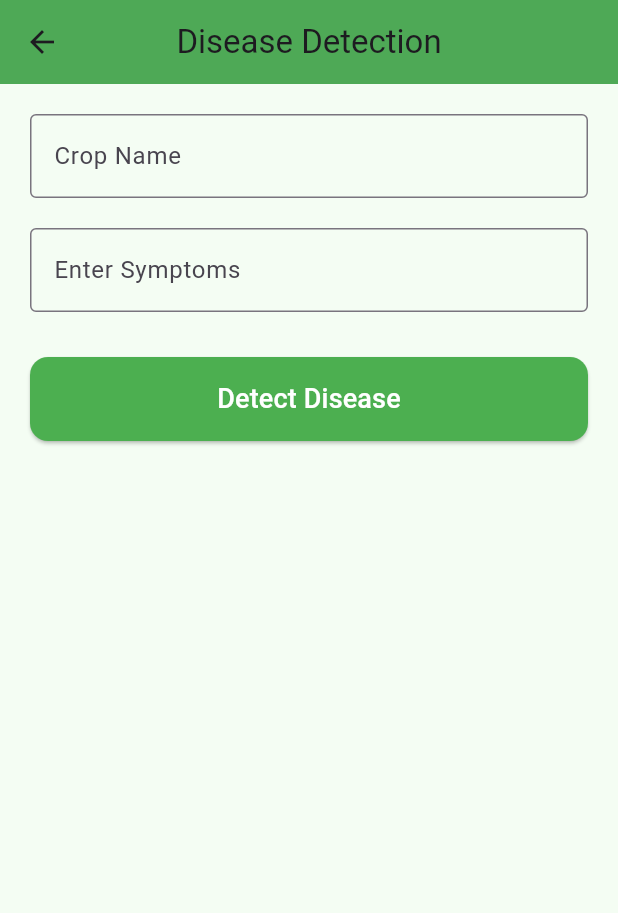
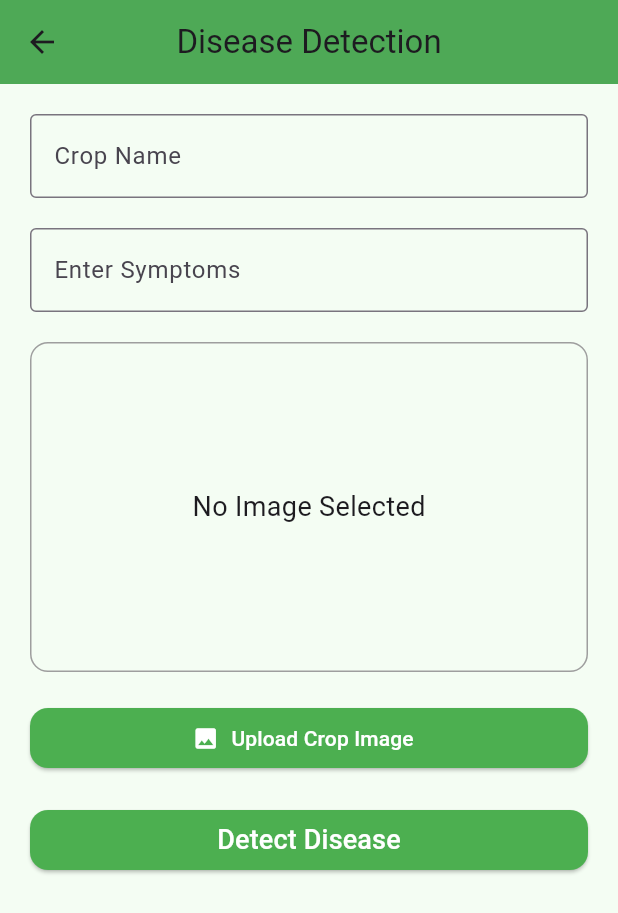
Before and after one commit to Radhakumari718/Krishi-Mitra, a Flutter app: the DiseaseDetectionScreen screen opened directly, on a phone screen of 412 x 824 dp. Shown: the top 913 px of the screen. Run offline on Flutter 3.47's test engine with Material 3 defaults, Android fonts, the phone set to English and light mode, and no system bars; our stand-ins replace image_picker.

Commit message:
Updated disease detection with image upload feature

```diff
--- a/frontend/lib/screens/disease_detection_screen.dart
+++ b/frontend/lib/screens/disease_detection_screen.dart
@@ -1,4 +1,7 @@
+import 'dart:io';
+
 import 'package:flutter/material.dart';
+import 'package:image_picker/image_picker.dart';
 
 class DiseaseDetectionScreen extends StatefulWidget {
   const DiseaseDetectionScreen({super.key});
@@ -17,8 +20,27 @@
   final TextEditingController symptomController =
       TextEditingController();
 
+  File? selectedImage;
+
   String result = "";
   String solution = "";
+
+  Future<void> pickImage() async {
+
+    final pickedFile =
+        await ImagePicker().pickImage(
+      source: ImageSource.gallery,
+    );
+
+    if (pickedFile != null) {
+
+      setState(() {
+
+        selectedImage = File(pickedFile.path);
+
+      });
+    }
+  }
 
   void detectDisease() {
 
@@ -62,7 +84,8 @@
         backgroundColor: Colors.green,
       ),
 
-      body: Padding(
+      body: SingleChildScrollView(
+
         padding: const EdgeInsets.all(20),
 
         child: Column(
@@ -89,23 +112,75 @@
               ),
             ),
 
-            const SizedBox(height: 30),
+            const SizedBox(height: 20),
+
+            selectedImage != null
+
+                ? ClipRRect(
+                    borderRadius:
+                        BorderRadius.circular(12),
+
+                    child: Image.file(
+                      selectedImage!,
+                      height: 220,
+                      width: double.infinity,
+                      fit: BoxFit.cover,
+                    ),
+                  )
+
+                : Container(
+                    height: 220,
+                    width: double.infinity,
+
+                    decoration: BoxDecoration(
+                      borderRadius:
+                          BorderRadius.circular(12),
+
+                      border: Border.all(
+                        color: Colors.grey,
+                      ),
+                    ),
+
+                    child: const Center(
+                      child: Text(
+                        "No Image Selected",
+                        style: TextStyle(
+                          fontSize: 18,
+                        ),
+                      ),
+                    ),
+                  ),
+
+            const SizedBox(height: 20),
+
+            SizedBox(
+              width: double.infinity,
+
+              child: ElevatedButton.icon(
+
+                onPressed: pickImage,
+
+                icon: const Icon(Icons.image),
+
+                label: const Text(
+                  "Upload Crop Image",
+                ),
+              ),
+            ),
+
+            const SizedBox(height: 20),
 
             SizedBox(
               width: double.infinity,
 
               child: ElevatedButton(
+
                 onPressed: detectDisease,
-
-                style: ElevatedButton.styleFrom(
-                  backgroundColor: Colors.green,
-                  padding: const EdgeInsets.all(15),
-                ),
 
                 child: const Text(
                   "Detect Disease",
+
                   style: TextStyle(
-                    color: Colors.white,
                     fontSize: 18,
                   ),
                 ),
@@ -117,6 +192,8 @@
             Text(
               result,
 
+              textAlign: TextAlign.center,
+
               style: const TextStyle(
                 fontSize: 22,
                 fontWeight: FontWeight.bold,
@@ -124,10 +201,11 @@
               ),
             ),
 
-            const SizedBox(height: 20),
+            const SizedBox(height: 15),
 
             Text(
               solution,
+              textAlign: TextAlign.center,
 
               style: const TextStyle(
                 fontSize: 18,
--- a/frontend/pubspec.yaml
+++ b/frontend/pubspec.yaml
@@ -34,6 +34,7 @@
   # The following adds the Cupertino Icons font to your application.
   # Use with the CupertinoIcons class for iOS style icons.
   cupertino_icons: ^1.0.8
+  image_picker: ^1.1.2
 
 dev_dependencies:
   flutter_test:
```
Also changed, not shown: frontend/pubspec.lock, 4 other files.
